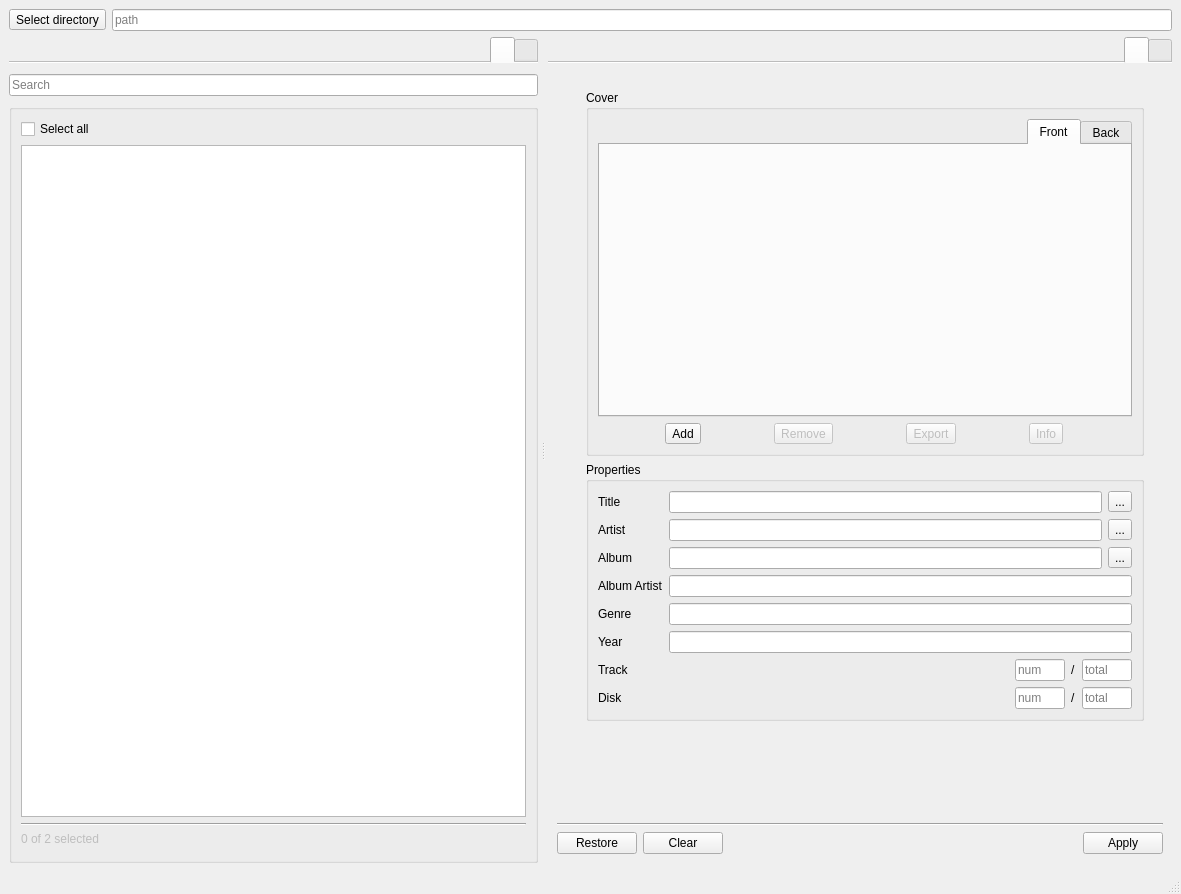
First picture: the form in form.ui, repository Cyb3rR4bb1t/Pyratag, before the edit.
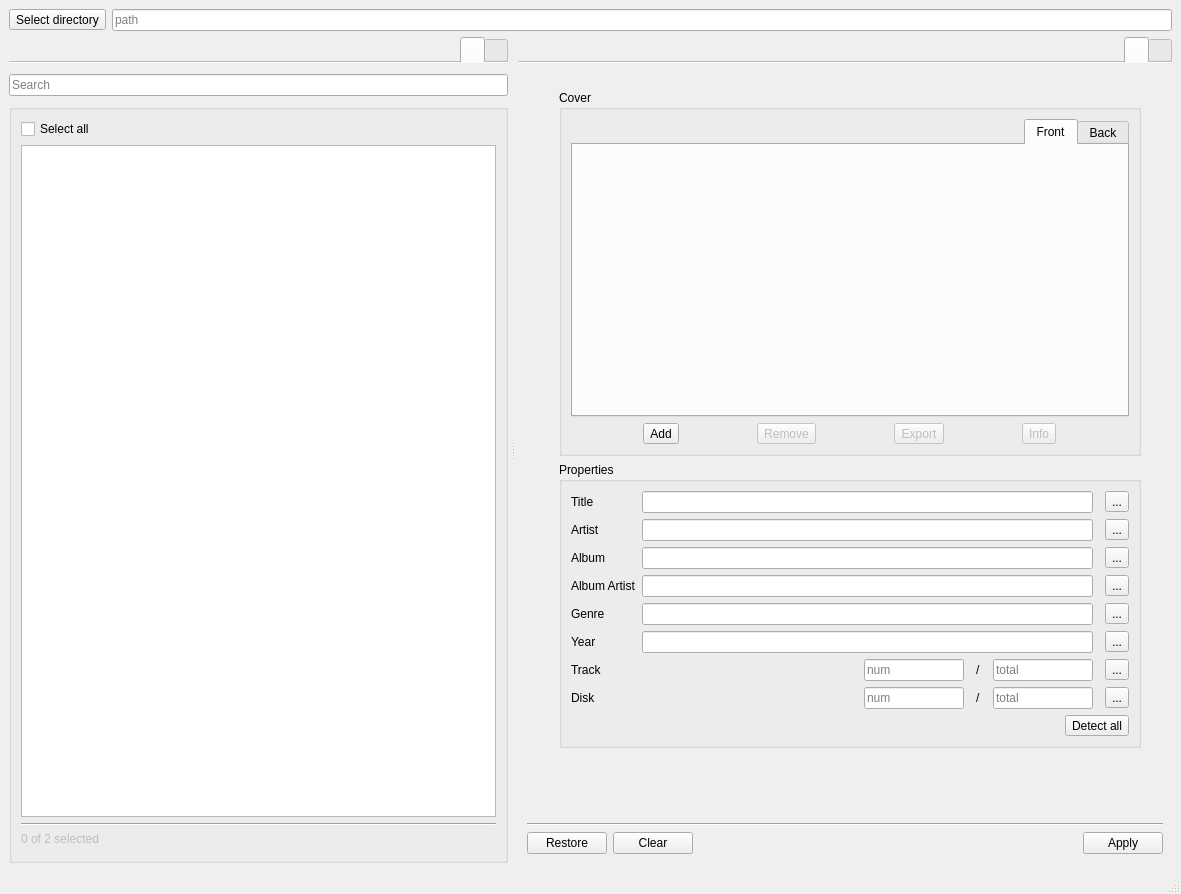
Second picture: the form after the edit. The open tabs and pages were chosen to show the change. Icons and pictures are not drawn.

Patch:
```diff
--- a/form.ui
+++ b/form.ui
@@ -767,9 +767,9 @@
                <property name="geometry">
                 <rect>
                  <x>0</x>
-                 <y>-42</y>
+                 <y>-142</y>
                  <width>553</width>
-                 <height>766</height>
+                 <height>831</height>
                 </rect>
                </property>
                <property name="sizePolicy">
@@ -1136,6 +1136,9 @@
                       <string>Properties</string>
                      </property>
                      <layout class="QVBoxLayout" name="verticalLayout">
+                      <property name="spacing">
+                       <number>6</number>
+                      </property>
                       <item>
                        <layout class="QFormLayout" name="formLayout">
                         <item row="0" column="0">
@@ -1173,9 +1176,6 @@
                           </property>
                          </widget>
                         </item>
-                        <item row="4" column="1">
-                         <widget class="QLineEdit" name="tag_genre"/>
-                        </item>
                         <item row="5" column="0">
                          <widget class="QLabel" name="label_6">
                           <property name="text">
@@ -1183,13 +1183,6 @@
                           </property>
                          </widget>
                         </item>
-                        <item row="5" column="1">
-                         <widget class="QLineEdit" name="tag_year">
-                          <property name="maxLength">
-                           <number>4</number>
-                          </property>
-                         </widget>
-                        </item>
                         <item row="6" column="0">
                          <widget class="QLabel" name="label_13">
                           <property name="text">
@@ -1199,6 +1192,9 @@
                         </item>
                         <item row="6" column="1">
                          <layout class="QHBoxLayout" name="horizontalLayout_5">
+                          <property name="spacing">
+                           <number>12</number>
+                          </property>
                           <item>
                            <spacer name="horizontalSpacer_10">
                             <property name="orientation">
@@ -1222,13 +1218,13 @@
                             </property>
                             <property name="minimumSize">
                              <size>
-                              <width>50</width>
+                              <width>100</width>
                               <height>0</height>
                              </size>
                             </property>
                             <property name="maximumSize">
                              <size>
-                              <width>50</width>
+                              <width>100</width>
                               <height>16777215</height>
                              </size>
                             </property>
@@ -1263,13 +1259,13 @@
                             </property>
                             <property name="minimumSize">
                              <size>
-                              <width>50</width>
+                              <width>100</width>
                               <height>0</height>
                              </size>
                             </property>
                             <property name="maximumSize">
                              <size>
-                              <width>50</width>
+                              <width>100</width>
                               <height>16777215</height>
                              </size>
                             </property>
@@ -1287,6 +1283,29 @@
                             </property>
                            </widget>
                           </item>
+                          <item>
+                           <widget class="QToolButton" name="detect_track_btn">
+                            <property name="focusPolicy">
+                             <enum>Qt::FocusPolicy::NoFocus</enum>
+                            </property>
+                            <property name="toolTip">
+                             <string>Detect Track</string>
+                            </property>
+                            <property name="text">
+                             <string>...</string>
+                            </property>
+                            <property name="icon">
+                             <iconset resource="resources.qrc">
+                              <normaloff>:/icons/wand.svg</normaloff>:/icons/wand.svg</iconset>
+                            </property>
+                            <property name="iconSize">
+                             <size>
+                              <width>24</width>
+                              <height>24</height>
+                             </size>
+                            </property>
+                           </widget>
+                          </item>
                          </layout>
                         </item>
                         <item row="7" column="0">
@@ -1298,6 +1317,9 @@
                         </item>
                         <item row="7" column="1">
                          <layout class="QHBoxLayout" name="horizontalLayout_7">
+                          <property name="spacing">
+                           <number>12</number>
+                          </property>
                           <item>
                            <spacer name="horizontalSpacer_11">
                             <property name="orientation">
@@ -1321,13 +1343,13 @@
                             </property>
                             <property name="minimumSize">
                              <size>
-                              <width>50</width>
+                              <width>100</width>
                               <height>0</height>
                              </size>
                             </property>
                             <property name="maximumSize">
                              <size>
-                              <width>50</width>
+                              <width>100</width>
                               <height>16777215</height>
                              </size>
                             </property>
@@ -1356,13 +1378,13 @@
                            <widget class="QLineEdit" name="tag_disk_total">
                             <property name="minimumSize">
                              <size>
-                              <width>50</width>
+                              <width>100</width>
                               <height>0</height>
                              </size>
                             </property>
                             <property name="maximumSize">
                              <size>
-                              <width>50</width>
+                              <width>100</width>
                               <height>16777215</height>
                              </size>
                             </property>
@@ -1374,10 +1396,36 @@
                             </property>
                            </widget>
                           </item>
+                          <item>
+                           <widget class="QToolButton" name="detect_disk_btn">
+                            <property name="focusPolicy">
+                             <enum>Qt::FocusPolicy::NoFocus</enum>
+                            </property>
+                            <property name="toolTip">
+                             <string>Detect Disk</string>
+                            </property>
+                            <property name="text">
+                             <string>...</string>
+                            </property>
+                            <property name="icon">
+                             <iconset resource="resources.qrc">
+                              <normaloff>:/icons/wand.svg</normaloff>:/icons/wand.svg</iconset>
+                            </property>
+                            <property name="iconSize">
+                             <size>
+                              <width>24</width>
+                              <height>24</height>
+                             </size>
+                            </property>
+                           </widget>
+                          </item>
                          </layout>
                         </item>
                         <item row="2" column="1">
                          <layout class="QHBoxLayout" name="horizontalLayout_9">
+                          <property name="spacing">
+                           <number>12</number>
+                          </property>
                           <item>
                            <widget class="QLineEdit" name="tag_album"/>
                           </item>
@@ -1408,6 +1456,9 @@
                         </item>
                         <item row="1" column="1">
                          <layout class="QHBoxLayout" name="horizontalLayout_2">
+                          <property name="spacing">
+                           <number>12</number>
+                          </property>
                           <item>
                            <widget class="QLineEdit" name="tag_artist"/>
                           </item>
@@ -1436,11 +1487,11 @@
                           </item>
                          </layout>
                         </item>
-                        <item row="3" column="1">
-                         <widget class="QLineEdit" name="tag_album_artist"/>
-                        </item>
                         <item row="0" column="1">
                          <layout class="QHBoxLayout" name="horizontalLayout_13">
+                          <property name="spacing">
+                           <number>12</number>
+                          </property>
                           <item>
                            <widget class="QLineEdit" name="tag_title"/>
                           </item>
@@ -1469,6 +1520,152 @@
                           </item>
                          </layout>
                         </item>
+                        <item row="3" column="1">
+                         <layout class="QHBoxLayout" name="horizontalLayout_4">
+                          <property name="spacing">
+                           <number>12</number>
+                          </property>
+                          <item>
+                           <widget class="QLineEdit" name="tag_album_artist"/>
+                          </item>
+                          <item>
+                           <widget class="QToolButton" name="detect_album_artist_btn">
+                            <property name="focusPolicy">
+                             <enum>Qt::FocusPolicy::NoFocus</enum>
+                            </property>
+                            <property name="toolTip">
+                             <string>Detect Album Artist</string>
+                            </property>
+                            <property name="text">
+                             <string>...</string>
+                            </property>
+                            <property name="icon">
+                             <iconset resource="resources.qrc">
+                              <normaloff>:/icons/wand.svg</normaloff>:/icons/wand.svg</iconset>
+                            </property>
+                            <property name="iconSize">
+                             <size>
+                              <width>24</width>
+                              <height>24</height>
+                             </size>
+                            </property>
+                           </widget>
+                          </item>
+                         </layout>
+                        </item>
+                        <item row="4" column="1">
+                         <layout class="QHBoxLayout" name="horizontalLayout_14">
+                          <property name="spacing">
+                           <number>12</number>
+                          </property>
+                          <item>
+                           <widget class="QLineEdit" name="tag_genre"/>
+                          </item>
+                          <item>
+                           <widget class="QToolButton" name="detect_genre_btn">
+                            <property name="focusPolicy">
+                             <enum>Qt::FocusPolicy::NoFocus</enum>
+                            </property>
+                            <property name="toolTip">
+                             <string>Detect Genre</string>
+                            </property>
+                            <property name="text">
+                             <string>...</string>
+                            </property>
+                            <property name="icon">
+                             <iconset resource="resources.qrc">
+                              <normaloff>:/icons/wand.svg</normaloff>:/icons/wand.svg</iconset>
+                            </property>
+                            <property name="iconSize">
+                             <size>
+                              <width>24</width>
+                              <height>24</height>
+                             </size>
+                            </property>
+                           </widget>
+                          </item>
+                         </layout>
+                        </item>
+                        <item row="5" column="1">
+                         <layout class="QHBoxLayout" name="horizontalLayout_15">
+                          <property name="spacing">
+                           <number>12</number>
+                          </property>
+                          <item>
+                           <widget class="QLineEdit" name="tag_year">
+                            <property name="maxLength">
+                             <number>6</number>
+                            </property>
+                           </widget>
+                          </item>
+                          <item>
+                           <widget class="QToolButton" name="detect_year_btn">
+                            <property name="focusPolicy">
+                             <enum>Qt::FocusPolicy::NoFocus</enum>
+                            </property>
+                            <property name="toolTip">
+                             <string>Detect Year</string>
+                            </property>
+                            <property name="text">
+                             <string>...</string>
+                            </property>
+                            <property name="icon">
+                             <iconset resource="resources.qrc">
+                              <normaloff>:/icons/wand.svg</normaloff>:/icons/wand.svg</iconset>
+                            </property>
+                            <property name="iconSize">
+                             <size>
+                              <width>24</width>
+                              <height>24</height>
+                             </size>
+                            </property>
+                           </widget>
+                          </item>
+                         </layout>
+                        </item>
+                       </layout>
+                      </item>
+                      <item>
+                       <layout class="QHBoxLayout" name="horizontalLayout_16">
+                        <item>
+                         <spacer name="horizontalSpacer_5">
+                          <property name="orientation">
+                           <enum>Qt::Orientation::Horizontal</enum>
+                          </property>
+                          <property name="sizeHint" stdset="0">
+                           <size>
+                            <width>40</width>
+                            <height>20</height>
+                           </size>
+                          </property>
+                         </spacer>
+                        </item>
+                        <item>
+                         <widget class="QToolButton" name="detect_all_btn">
+                          <property name="focusPolicy">
+                           <enum>Qt::FocusPolicy::NoFocus</enum>
+                          </property>
+                          <property name="toolTip">
+                           <string>Detect Album</string>
+                          </property>
+                          <property name="text">
+                           <string>Detect all</string>
+                          </property>
+                          <property name="icon">
+                           <iconset resource="resources.qrc">
+                            <normaloff>:/icons/wand.svg</normaloff>:/icons/wand.svg</iconset>
+                          </property>
+                          <property name="iconSize">
+                           <size>
+                            <width>24</width>
+                            <height>24</height>
+                           </size>
+                          </property>
+                          <property name="toolButtonStyle">
+                           <enum>Qt::ToolButtonStyle::ToolButtonTextBesideIcon</enum>
+                          </property>
+                         </widget>
+                        </item>
                        </layout>
                       </item>
                      </layout>
```
Left out of the diff: 15 changed lines with no effect on the pictures.
